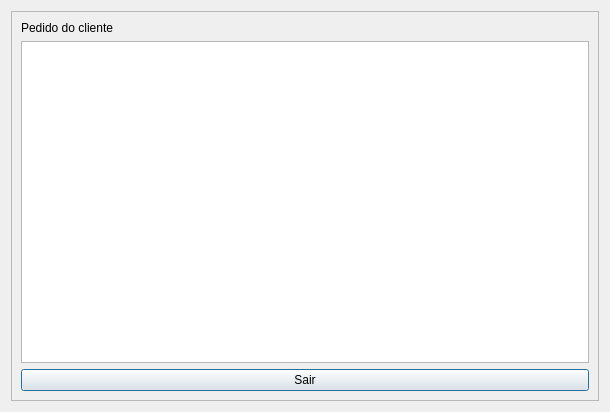
First picture: the form in cliente_and_server/src/screen/ui/exibir_pedido.ui, repository JonasCGN/Projeto-Final-POO-II, before the edit.
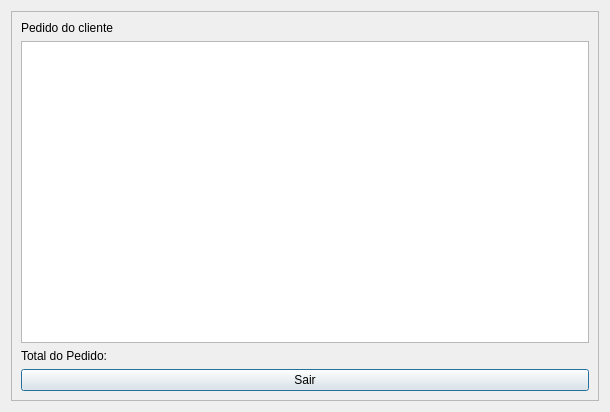
Second picture: the form after the edit.

```diff
--- a/cliente_and_server/src/screen/ui/exibir_pedido.ui
+++ b/cliente_and_server/src/screen/ui/exibir_pedido.ui
@@ -41,6 +41,13 @@
         <item>
          <widget class="QListView" name="lst_todos_produtos_do_pedido"/>
         </item>
+        <item>
+         <widget class="QLabel" name="label_total_do_pedido">
+          <property name="text">
+           <string>Total do Pedido:</string>
+          </property>
+         </widget>
+        </item>
         <item>
          <widget class="QPushButton" name="pushButton_exit">
           <property name="text">
```
